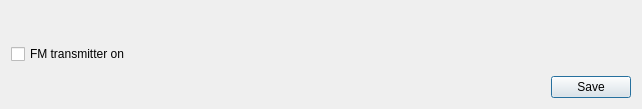
Above: fmtxdialog.ui from gidzzz/openmediaplayer before the change. Below: the same form after it.
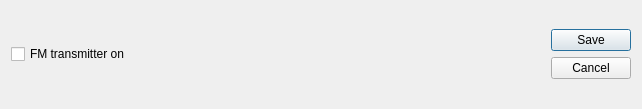
That is the form after the change.

Commit message: Fixed button sizing in FMTX Dialog.

```diff
--- a/fmtxdialog.ui
+++ b/fmtxdialog.ui
@@ -15,39 +15,9 @@
   </property>
   <layout class="QHBoxLayout" name="horizontalLayout">
    <item>
-    <layout class="QVBoxLayout" name="fmtxLayout">
-     <item>
-      <widget class="QCheckBox" name="fmtxCheckbox">
-       <property name="sizePolicy">
-        <sizepolicy hsizetype="Expanding" vsizetype="Fixed">
-         <horstretch>0</horstretch>
-         <verstretch>0</verstretch>
-        </sizepolicy>
-       </property>
-       <property name="text">
-        <string>FM transmitter on</string>
-       </property>
-      </widget>
-     </item>
-    </layout>
-   </item>
-   <item>
-    <layout class="QVBoxLayout" name="saveLayout">
-     <item>
-      <spacer name="verticalSpacer">
-       <property name="orientation">
-        <enum>Qt::Vertical</enum>
-       </property>
-       <property name="sizeHint" stdset="0">
-        <size>
-         <width>20</width>
-         <height>40</height>
-        </size>
-       </property>
-      </spacer>
-     </item>
-     <item>
-      <widget class="QDialogButtonBox" name="saveButton">
+    <layout class="QGridLayout" name="saveLayout">
+     <item row="0" column="1">
+      <widget class="QDialogButtonBox" name="buttonBox">
        <property name="sizePolicy">
         <sizepolicy hsizetype="Maximum" vsizetype="Fixed">
          <horstretch>0</horstretch>
@@ -55,16 +25,33 @@
         </sizepolicy>
        </property>
        <property name="orientation">
-        <enum>Qt::Horizontal</enum>
+        <enum>Qt::Vertical</enum>
        </property>
        <property name="standardButtons">
-        <set>QDialogButtonBox::Save</set>
+        <set>QDialogButtonBox::Cancel|QDialogButtonBox::Save</set>
        </property>
        <property name="centerButtons">
         <bool>false</bool>
        </property>
       </widget>
      </item>
+     <item row="0" column="0">
+      <layout class="QVBoxLayout" name="fmtxLayout">
+       <item>
+        <widget class="QCheckBox" name="fmtxCheckbox">
+         <property name="sizePolicy">
+          <sizepolicy hsizetype="Expanding" vsizetype="Fixed">
+           <horstretch>0</horstretch>
+           <verstretch>0</verstretch>
+          </sizepolicy>
+         </property>
+         <property name="text">
+          <string>FM transmitter on</string>
+         </property>
+        </widget>
+       </item>
+      </layout>
+     </item>
     </layout>
    </item>
   </layout>
```
Left out of the diff: 2 changed lines with no effect on the pictures. The commit also changes 2 other files.
